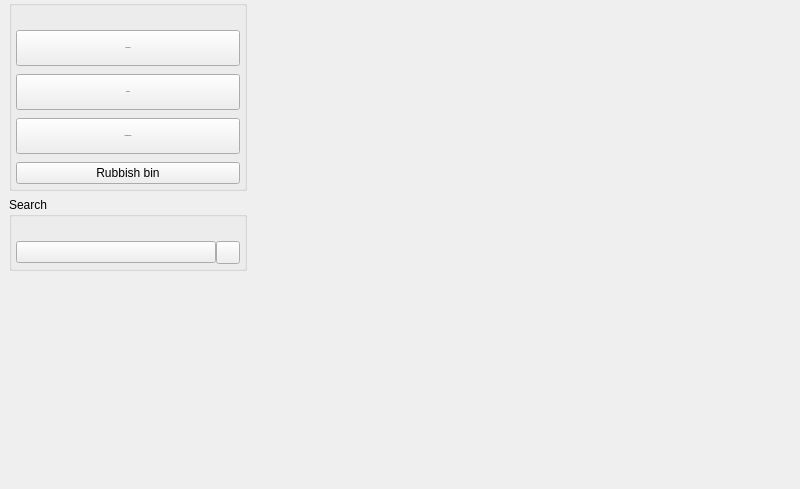
Above: src/MEGASync/node_selector/gui/ui/NodeSelector.ui from meganz/MEGAsync before the change. Below: the same form after it.
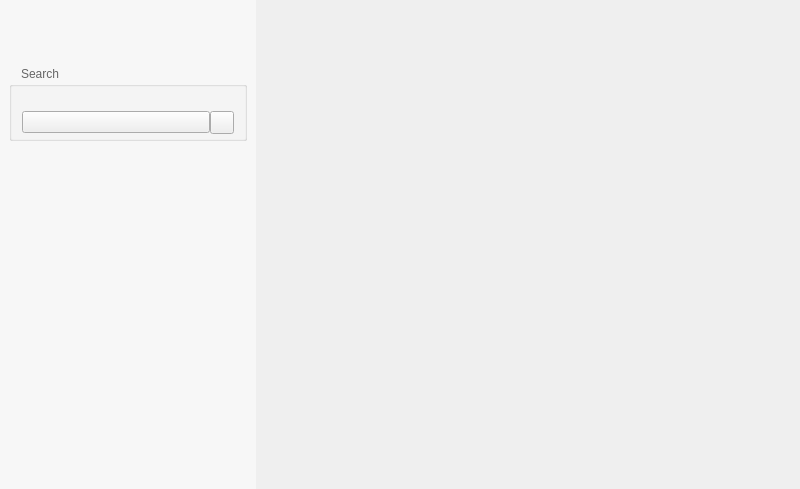
That is the form after the change. Icons and pictures are not drawn. Custom widgets are drawn as their Qt base class.

Commit message: Clean stylesheet and style SideBarTab

```diff
--- a/src/MEGASync/node_selector/gui/ui/NodeSelector.ui
+++ b/src/MEGASync/node_selector/gui/ui/NodeSelector.ui
@@ -26,14 +26,33 @@
    <bool>false</bool>
   </property>
   <property name="styleSheet">
-   <string notr="true">QGroupBox, QPushButton
+   <string notr="true">/********** LEFT MENU **********/
+/*ColorTokenIcon;Custom;fCloudDrive;normal;off;colorToken.icon-secondary*/
+/*ColorTokenIcon;Custom;fCloudDrive;normal;on;colorToken.icon-primary*/
+/*ColorTokenIcon;Custom;fIncomingShares;normal;off;colorToken.icon-secondary*/
+/*ColorTokenIcon;Custom;fIncomingShares;normal;on;colorToken.icon-primary*/
+/*ColorTokenIcon;Custom;fBackups;normal;off;colorToken.icon-secondary*/
+/*ColorTokenIcon;Custom;fBackups;normal;on;colorToken.icon-primary*/
+/*ColorTokenIcon;Custom;fRubbish;normal;off;colorToken.icon-secondary*/
+/*ColorTokenIcon;Custom;fRubbish;normal;on;colorToken.icon-primary*/
+/********** LEFT MENU **********/ 
+
+#wStorage 
 {
-background-color: transparent;
+border:none;
 }
 
-QGroupBox {
-border-radius: 0px;
-background-color: transparent;
+#wStorage QFrame
+{
+    height: 32px;
+    padding-right: 6px;
+    padding-left: 6px;
+}
+
+#wSearchNS  QFrame
+{
+    padding-right: 6px;
+    padding-left: 6px;
 }
 
 #cbAlwaysUploadToLocation
@@ -41,30 +60,9 @@
     spacing: 10px;
 }
 
-QWidget
-{
-font-size: 11px;
-}
-
-QScrollBar:horizontal {
-height: 16px;
-}
-
-#TransferManager
-{
-    border-radius: 4px;
-    border: 1px solid black;
-}
-
-*
-{
-    font-family: Lato;
-}
-
 #wLeftPaneNS
 {
-    background-color: #FAFAFA;
-    border-right: 1px solid #EEEEEE;
+    background-color: #F7F7F7; /*colorToken.surface-1*/
 }
 
 #wRightPaneHeader, #sCurrentContent
@@ -72,115 +70,14 @@
     background-color: white;
 }
 
-#wStorage QFrame
-{
-    padding-right: 6px;
-    padding-left: 6px;
-}
-
-#wSearchNS  QFrame
-{
-    padding-right: 6px;
-    padding-left: 6px;
-}
-
-#wStorage QPushButton
-{
-    height: 34px;
-}
-
-#wSearchNS QPushButton
-{
-    height: 34px;
-}
-
-QGroupBox
-{
-    font-size: 12px;
-    border: none;
-}
-
 QGroupBox::title
 {
-    font-family: Lato;
-   color: #666666;
+    color: #666666;
     padding-left: 10px;
-}
-
-#wStorage QPushButton
-{
-    font-size: 14px;
-    color: #15191F;
-    border: none;
-    text-align: left;
-    padding-right: 0px;
-    padding-left: 0px;
-    qProperty-iconSize: 24px;
-}
-
-#wSearchNS QPushButton
-{
-    font-size: 14px;
-    color: #15191F;
-    border: none;
-    text-align: left;
-    padding-left: -1px;
-    padding-right: 0px;
-    qProperty-iconSize: 24px;
-}
- 
-#wLeftPaneNS QToolButton
-{
-  border: none;
-}
-
-
-/*********** LEFT PANE ******************/
-#wLeftPaneNS QFrame &gt; QLabel
-{
-    font-weight: bold;
-    color: #999999;
-    font-size: 10px;
-	text-align: right;
-    border-radius: 12px;
-}
-
-#wLeftPaneNS QFrame[itsOn=true] 
-{
-	border-radius: 4px;
-    background: solid white;
-}
-
-#wLeftPaneNS QFrame[itsOn=true]  &gt; QLabel
-{
-    border: 1px solid #F5F5F5; 
-    background-color: #FAFAFA;
-    color: #333333;
-}
-
-#wLeftPaneNS QFrame[itsOn=false] 
-{
-	border-radius: none;
-    background-color: transparent;
-}
-
-#wLeftPaneNS QFrame[itsOn=false] &gt; QLabel
-{
-    border: 1px transparent #FAFAFA; 
-    background: transparent;
-}
-
-#wLeftPaneNS QFrame
-{
-min-height:36px;
-}
-
-#wLeftPaneNS QPushbutton
-{
-min-height:36px;
-}
-
-</string>
+}</string>
+  </property>
+  <property name="TOKENIZED" stdset="0">
+   <bool>true</bool>
   </property>
   <layout class="QHBoxLayout" name="horizontalLayout_15" stretch="0,1">
    <property name="spacing">
@@ -244,183 +141,24 @@
           <number>4</number>
          </property>
          <item>
-          <widget class="QFrame" name="fCloudDrive">
+          <widget class="SideBarTab" name="fCloudDrive" native="true">
            <property name="minimumSize">
             <size>
              <width>0</width>
-             <height>36</height>
+             <height>0</height>
             </size>
            </property>
-           <property name="frameShape">
-            <enum>QFrame::NoFrame</enum>
+           <property name="icon" stdset="0">
+            <iconset resource="../../../gui/Resources_common.qrc">
+             <normaloff>:/cloud_off</normaloff>
+             <normalon>:/cloud_on</normalon>:/cloud_off</iconset>
            </property>
-           <property name="frameShadow">
-            <enum>QFrame::Plain</enum>
-           </property>
-           <layout class="QHBoxLayout" name="horizontalLayout">
-            <property name="leftMargin">
-             <number>0</number>
-            </property>
-            <property name="topMargin">
-             <number>0</number>
-            </property>
-            <property name="rightMargin">
-             <number>0</number>
-            </property>
-            <property name="bottomMargin">
-             <number>0</number>
-            </property>
-            <item>
-             <widget class="QPushButton" name="bShowCloudDrive">
-              <property name="sizePolicy">
-               <sizepolicy hsizetype="Expanding" vsizetype="Fixed">
-                <horstretch>0</horstretch>
-                <verstretch>0</verstretch>
-               </sizepolicy>
-              </property>
-              <property name="minimumSize">
-               <size>
-                <width>0</width>
-                <height>36</height>
-               </size>
-              </property>
-              <property name="maximumSize">
-               <size>
-                <width>16777215</width>
-                <height>16777215</height>
-               </size>
-              </property>
-              <property name="font">
-               <font>
-                <family>Lato</family>
-                <pointsize>-1</pointsize>
-                <bold>false</bold>
-               </font>
-              </property>
-              <property name="cursor">
-               <cursorShape>PointingHandCursor</cursorShape>
-              </property>
-              <property name="acceptDrops">
-               <bool>true</bool>
-              </property>
-              <property name="text">
-               <string notr="true">Cloud Drive</string>
-              </property>
-              <property name="icon">
-               <iconset theme="cloud_ico" resource="../../../gui/Resources_common.qrc">
-                <normaloff>:/images/node_selector/sidebar/cloud_ico_default.png</normaloff>:/images/node_selector/sidebar/cloud_ico_default.png</iconset>
-              </property>
-              <property name="checkable">
-               <bool>true</bool>
-              </property>
-              <property name="autoExclusive">
-               <bool>true</bool>
-              </property>
-              <property name="autoDefault">
-               <bool>false</bool>
-              </property>
-              <property name="flat">
-               <bool>false</bool>
-              </property>
-              <property name="default_icon" stdset="0">
-               <string notr="true">qrc:/images/node_selector/sidebar/cloud_ico_default.png</string>
-              </property>
-              <property name="icon_spacing" stdset="0">
-               <UInt>4</UInt>
-              </property>
-              <attribute name="buttonGroup">
-               <string notr="true">buttonGroup</string>
-              </attribute>
-             </widget>
-            </item>
-           </layout>
           </widget>
          </item>
          <item>
-          <widget class="QFrame" name="fBackups">
-           <property name="minimumSize">
-            <size>
-             <width>0</width>
-             <height>36</height>
-            </size>
-           </property>
-           <property name="frameShape">
-            <enum>QFrame::NoFrame</enum>
-           </property>
-           <property name="frameShadow">
-            <enum>QFrame::Plain</enum>
-           </property>
-           <layout class="QHBoxLayout" name="horizontalLayout_2">
-            <property name="leftMargin">
-             <number>0</number>
-            </property>
-            <property name="topMargin">
-             <number>0</number>
-            </property>
-            <property name="rightMargin">
-             <number>0</number>
-            </property>
-            <property name="bottomMargin">
-             <number>0</number>
-            </property>
-            <item>
-             <widget class="QPushButton" name="bShowBackups">
-              <property name="sizePolicy">
-               <sizepolicy hsizetype="Expanding" vsizetype="Fixed">
-                <horstretch>0</horstretch>
-                <verstretch>0</verstretch>
-               </sizepolicy>
-              </property>
-              <property name="minimumSize">
-               <size>
-                <width>0</width>
-                <height>36</height>
-               </size>
-              </property>
-              <property name="font">
-               <font>
-                <family>Lato</family>
-                <pointsize>-1</pointsize>
-                <bold>false</bold>
-               </font>
-              </property>
-              <property name="cursor">
-               <cursorShape>PointingHandCursor</cursorShape>
-              </property>
-              <property name="text">
-               <string notr="true">Backups</string>
-              </property>
-              <property name="icon">
-               <iconset theme="backups_ico" resource="../../../gui/Resources_common.qrc">
-                <normaloff>:/images/node_selector/sidebar/backup_ico_default.png</normaloff>:/images/node_selector/sidebar/backup_ico_default.png</iconset>
-              </property>
-              <property name="checkable">
-               <bool>true</bool>
-              </property>
-              <property name="autoExclusive">
-               <bool>true</bool>
-              </property>
-              <property name="autoDefault">
-               <bool>false</bool>
-              </property>
-              <property name="default_icon" stdset="0">
-               <string notr="true">qrc:/images/node_selector/sidebar/backup_ico_default.png</string>
-              </property>
-              <property name="icon_spacing" stdset="0">
-               <UInt>4</UInt>
-              </property>
-              <attribute name="buttonGroup">
-               <string notr="true">buttonGroup</string>
-              </attribute>
-             </widget>
-            </item>
-           </layout>
-          </widget>
-         </item>
-         <item>
-          <widget class="QFrame" name="fIncomingShares">
+          <widget class="SideBarTab" name="fIncomingShares" native="true">
            <property name="sizePolicy">
-            <sizepolicy hsizetype="Preferred" vsizetype="Preferred">
+            <sizepolicy hsizetype="Expanding" vsizetype="Preferred">
              <horstretch>0</horstretch>
              <verstretch>0</verstretch>
             </sizepolicy>
@@ -428,7 +166,7 @@
            <property name="minimumSize">
             <size>
              <width>0</width>
-             <height>36</height>
+             <height>0</height>
             </size>
            </property>
            <property name="maximumSize">
@@ -437,139 +175,35 @@
              <height>16777215</height>
             </size>
            </property>
-           <property name="frameShape">
-            <enum>QFrame::NoFrame</enum>
+           <property name="icon" stdset="0">
+            <iconset resource="../../../gui/Resources_common.qrc">
+             <normaloff>:/folder-users_off</normaloff>
+             <normalon>:/folder-users_on</normalon>:/folder-users_off</iconset>
            </property>
-           <property name="frameShadow">
-            <enum>QFrame::Plain</enum>
+          </widget>
+         </item>
+         <item>
+          <widget class="SideBarTab" name="fBackups" native="true">
+           <property name="minimumSize">
+            <size>
+             <width>0</width>
+             <height>0</height>
+            </size>
            </property>
-           <layout class="QHBoxLayout" name="horizontalLayout_3">
-            <property name="spacing">
-             <number>3</number>
-            </property>
-            <property name="leftMargin">
-             <number>0</number>
-            </property>
-            <property name="topMargin">
-             <number>0</number>
-            </property>
-            <property name="rightMargin">
-             <number>0</number>
-            </property>
-            <property name="bottomMargin">
-             <number>0</number>
-            </property>
-            <item>
-             <widget class="QPushButton" name="bShowIncomingShares">
-              <property name="sizePolicy">
-               <sizepolicy hsizetype="Expanding" vsizetype="Fixed">
-                <horstretch>0</horstretch>
-                <verstretch>0</verstretch>
-               </sizepolicy>
-              </property>
-              <property name="minimumSize">
-               <size>
-                <width>0</width>
-                <height>36</height>
-               </size>
-              </property>
-              <property name="font">
-               <font>
-                <family>Lato</family>
-                <pointsize>-1</pointsize>
-                <bold>false</bold>
-               </font>
-              </property>
-              <property name="cursor">
-               <cursorShape>PointingHandCursor</cursorShape>
-              </property>
-              <property name="acceptDrops">
-               <bool>true</bool>
-              </property>
-              <property name="text">
-               <string notr="true">Incoming Shares</string>
-              </property>
-              <property name="icon">
-               <iconset resource="../../../gui/Resources_common.qrc">
-                <normaloff>:/images/node_selector/sidebar/folder-users_default.png</normaloff>:/images/node_selector/sidebar/folder-users_default.png</iconset>
-              </property>
-              <property name="checkable">
-               <bool>true</bool>
-              </property>
-              <property name="autoExclusive">
-               <bool>true</bool>
-              </property>
-              <property name="autoDefault">
-               <bool>false</bool>
-              </property>
-              <property name="default_icon" stdset="0">
-               <string notr="true">qrc:/images/node_selector/sidebar/folder-users_default.png</string>
-              </property>
-              <property name="icon_spacing" stdset="0">
-               <UInt>4</UInt>
-              </property>
-              <attribute name="buttonGroup">
-               <string notr="true">buttonGroup</string>
-              </attribute>
-             </widget>
-            </item>
-           </layout>
+           <property name="icon" stdset="0">
+            <iconset resource="../../../gui/Resources_common.qrc">
+             <normaloff>:/devices_off</normaloff>
+             <normalon>:/devices_on</normalon>:/devices_off</iconset>
+           </property>
           </widget>
          </item>
          <item>
-          <widget class="QFrame" name="fRubbish">
-           <layout class="QHBoxLayout" name="horizontalLayout_4">
-            <property name="spacing">
-             <number>3</number>
-            </property>
-            <property name="leftMargin">
-             <number>0</number>
-            </property>
-            <property name="topMargin">
-             <number>0</number>
-            </property>
-            <property name="rightMargin">
-             <number>0</number>
-            </property>
-            <property name="bottomMargin">
-             <number>0</number>
-            </property>
-            <item>
-             <widget class="QPushButton" name="bRubbish">
-              <property name="cursor">
-               <cursorShape>PointingHandCursor</cursorShape>
-              </property>
-              <property name="acceptDrops">
-               <bool>true</bool>
-              </property>
-              <property name="text">
-               <string notr="true">Rubbish bin</string>
-              </property>
-              <property name="icon">
-               <iconset resource="../../../gui/Resources_common.qrc">
-                <normaloff>:/images/node_selector/sidebar/rubbish_default.png</normaloff>:/images/node_selector/sidebar/rubbish_default.png</iconset>
-              </property>
-              <property name="checkable">
-               <bool>true</bool>
-              </property>
-              <property name="autoExclusive">
-               <bool>true</bool>
-              </property>
-              <property name="autoDefault">
-               <bool>false</bool>
-              </property>
-              <property name="default_icon" stdset="0">
-               <string notr="true">qrc:/images/node_selector/sidebar/rubbish_default.png</string>
-              </property>
-              <property name="icon_spacing" stdset="0">
-               <UInt>4</UInt>
-              </property>
-              <attribute name="buttonGroup">
-               <string notr="true">buttonGroup</string>
-              </attribute>
-             </widget>
-            </item>
-           </layout>
+          <widget class="SideBarTab" name="fRubbish" native="true">
+           <property name="icon" stdset="0">
+            <iconset resource="../../../gui/Resources_common.qrc">
+             <normaloff>:/trash_off</normaloff>
+             <normalon>:/trash_on</normalon>:/trash_off</iconset>
+           </property>
           </widget>
          </item>
         </layout>
@@ -715,6 +349,14 @@
    </item>
   </layout>
  </widget>
+ <customwidgets>
+  <customwidget>
+   <class>SideBarTab</class>
+   <extends>QWidget</extends>
+   <header>SideBarTab.h</header>
+   <container>1</container>
+  </customwidget>
+ </customwidgets>
  <resources>
   <include location="../../../gui/Resources_common.qrc"/>
  </resources>
```
